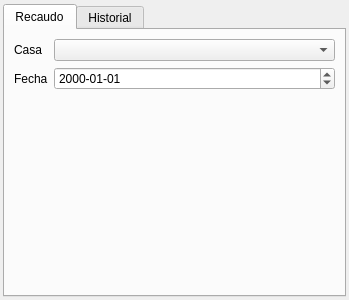
Above: collectwindow.ui from GonzaloHernandez/jpbilling before the change. Below: the same form after it.
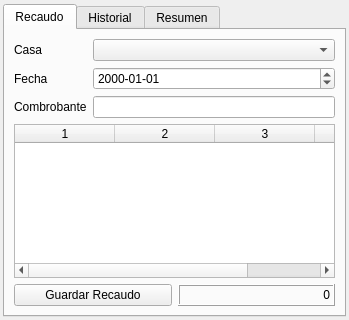
That is the form after the change.

```diff
--- a/collectwindow.ui
+++ b/collectwindow.ui
@@ -7,7 +7,7 @@
     <x>0</x>
     <y>0</y>
     <width>349</width>
-    <height>300</height>
+    <height>320</height>
    </rect>
   </property>
   <property name="windowTitle">
@@ -62,6 +62,54 @@
            </property>
           </widget>
          </item>
+         <item row="2" column="0">
+          <widget class="QLabel" name="label_voucher">
+           <property name="text">
+            <string>Combrobante</string>
+           </property>
+          </widget>
+         </item>
+         <item row="2" column="1">
+          <widget class="QLineEdit" name="lineedit_voucher"/>
+         </item>
+        </layout>
+       </item>
+       <item>
+        <widget class="QTableWidget" name="table_detail">
+         <property name="columnCount">
+          <number>4</number>
+         </property>
+         <column/>
+         <column/>
+         <column/>
+         <column/>
+        </widget>
+       </item>
+       <item>
+        <layout class="QHBoxLayout" name="horizontalLayout">
+         <item>
+          <widget class="QPushButton" name="button_save">
+           <property name="text">
+            <string>Guardar Recaudo</string>
+           </property>
+          </widget>
+         </item>
+         <item>
+          <widget class="QLabel" name="label_total">
+           <property name="frameShape">
+            <enum>QFrame::Box</enum>
+           </property>
+           <property name="frameShadow">
+            <enum>QFrame::Raised</enum>
+           </property>
+           <property name="text">
+            <string>0</string>
+           </property>
+           <property name="alignment">
+            <set>Qt::AlignRight|Qt::AlignTrailing|Qt::AlignVCenter</set>
+           </property>
+          </widget>
+         </item>
         </layout>
        </item>
       </layout>
@@ -101,6 +149,22 @@
        </item>
       </layout>
      </widget>
+     <widget class="QWidget" name="tab_summary">
+      <attribute name="title">
+       <string>Resumen</string>
+      </attribute>
+      <layout class="QVBoxLayout" name="verticalLayout_4">
+       <item>
+        <widget class="QTableWidget" name="table_summary">
+         <property name="columnCount">
+          <number>2</number>
+         </property>
+         <column/>
+         <column/>
+        </widget>
+       </item>
+      </layout>
+     </widget>
     </widget>
    </item>
   </layout>
```
Left out of the diff: 3 changed lines with no effect on the pictures.
